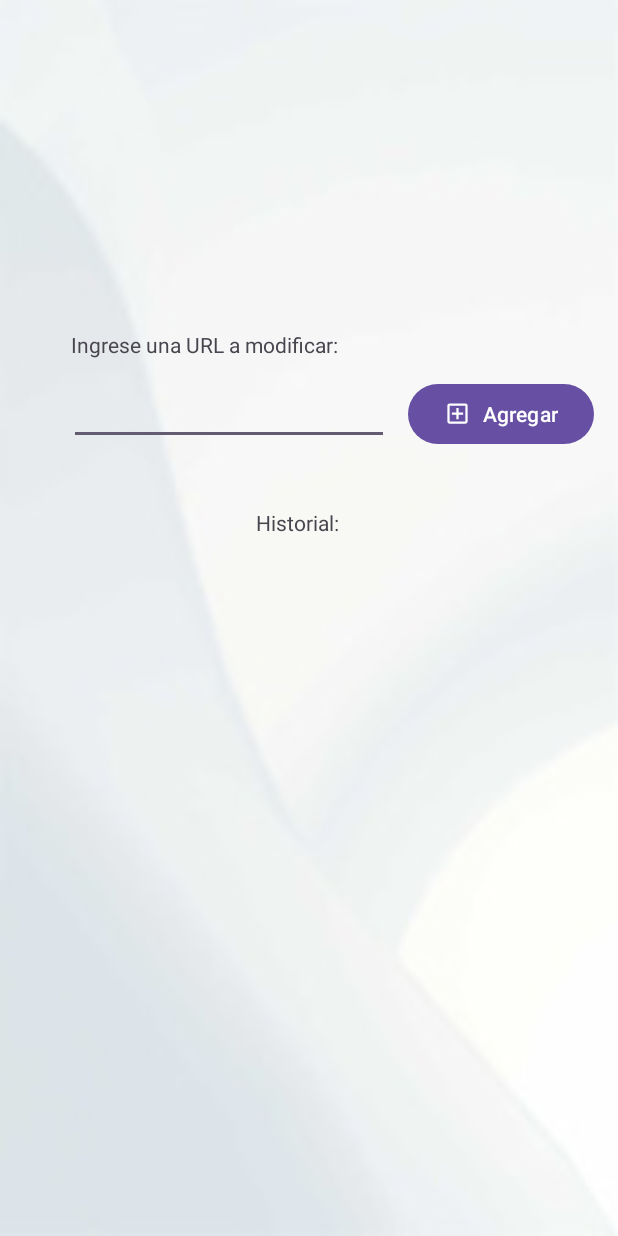
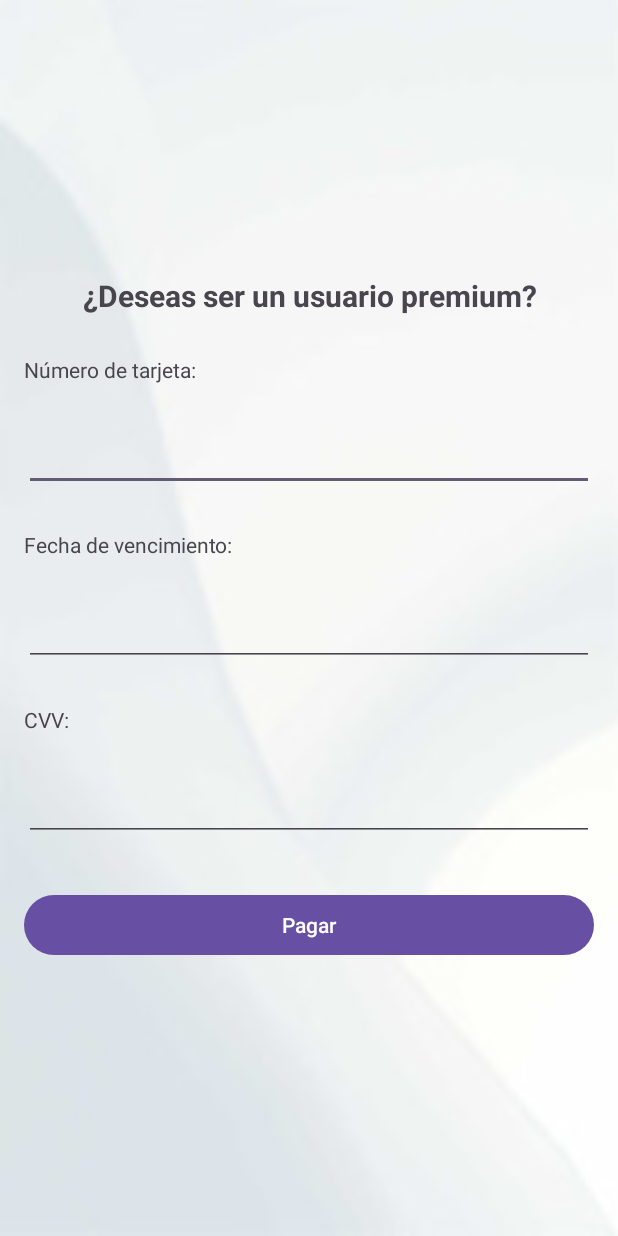
Before and after one commit to LaloCardenas/proyecto_final_apps_moviles, an Android app: the UserDashboard screen opened directly, with no data from a screen before it, after a tap on an icon or button, on a phone screen of 412 x 824 dp. Run offline under Robolectric (Android 15) with nearby library versions, the phone set to English and light mode, and no system bars; our stand-ins replace Firebase (no records; nobody signed in at launch, a user with empty details on screens opened directly); pictures from the network do not load.

Commit message:
Se añade la lógica de usuarios free y premium

```diff
--- /dev/null
+++ b/JavaAuth/app/src/main/java/com/example/javaauth/PaymentActivity.java
@@ -0,0 +1,89 @@
+package com.example.javaauth;
+
+import android.os.Bundle;
+import android.util.Log;
+import android.view.View;
+import android.widget.Button;
+import android.widget.EditText;
+import android.widget.Toast;
+
+import androidx.activity.EdgeToEdge;
+import androidx.appcompat.app.AppCompatActivity;
+import androidx.core.graphics.Insets;
+import androidx.core.view.ViewCompat;
+import androidx.core.view.WindowInsetsCompat;
+
+import java.util.regex.Matcher;
+import java.util.regex.Pattern;
+
+public class PaymentActivity extends AppCompatActivity {
+
+    EditText txe_card, txe_expiration, txe_cvv;
+    Button btn_pay;
+
+    @Override
+    protected void onCreate(Bundle savedInstanceState) {
+        super.onCreate(savedInstanceState);
+        EdgeToEdge.enable(this);
+        setContentView(R.layout.activity_payment);
+
+        UsageManager usageManager = UsageManager.getInstance(this);
+
+        txe_card = findViewById(R.id.txe_card);
+        txe_expiration = findViewById(R.id.txe_expiration);
+        txe_cvv = findViewById(R.id.txe_cvv);
+        btn_pay = findViewById(R.id.btn_pay);
+
+        btn_pay.setOnClickListener(v -> {
+            Log.i("Tarjeta", txe_card.getText().toString());
+            Log.i("Expiracion", txe_expiration.getText().toString());
+            Log.i("CVV", txe_cvv.getText().toString());
+
+            if (txe_card.getText().toString().isEmpty()
+                    || txe_expiration.getText().toString().isEmpty()
+                    || txe_cvv.getText().toString().isEmpty()) {
+                Toast.makeText(this, "Completa todos los campos", Toast.LENGTH_LONG).show();
+            } else if (!checkCard(txe_card.getText().toString())) {
+                Toast.makeText(this, "Ingresa un número de tarjeta válido", Toast.LENGTH_LONG).show();
+            } else if (!checkExpiration(txe_expiration.getText().toString())) {
+                Toast.makeText(this, "Ingresa una fecha de vencimiento válida", Toast.LENGTH_LONG).show();
+            } else if (!checkCVV(txe_cvv.getText().toString())) {
+                Toast.makeText(this, "Ingresa un CVV válido", Toast.LENGTH_LONG).show();
+            } else {
+                usageManager.setPremiumUser(true);
+                Toast.makeText(this, "Ahora eres premium", Toast.LENGTH_LONG).show();
+            }
+
+        });
+
+        ViewCompat.setOnApplyWindowInsetsListener(findViewById(R.id.main), (v, insets) -> {
+            Insets systemBars = insets.getInsets(WindowInsetsCompat.Type.systemBars());
+            v.setPadding(systemBars.left, systemBars.top, systemBars.right, systemBars.bottom);
+            return insets;
+        });
+    }
+
+    public static boolean checkCard(String input) {
+        String regex = "^\\d{4}-\\d{4}-\\d{4}-\\d{4}$";
+
+        Pattern pattern = Pattern.compile(regex);
+
+        Matcher matcher = pattern.matcher(input);
+
+        return matcher.matches();
+    }
+
+    public static boolean checkExpiration(String input) {
+        String regex = "^\\d{2}/\\d{2}$";
+
+        Pattern pattern = Pattern.compile(regex);
+
+        Matcher matcher = pattern.matcher(input);
+
+        return matcher.matches();
+    }
+
+    public static boolean checkCVV(String input) {
+        return input.matches("\\d{3}");
+    }
+}
--- /dev/null
+++ b/JavaAuth/app/src/main/java/com/example/javaauth/UsageManager.java
@@ -0,0 +1,60 @@
+package com.example.javaauth;
+import android.content.Context;
+import android.content.SharedPreferences;
+
+public class UsageManager {
+
+    private static UsageManager instance;
+    public boolean isPremiumUser = false;
+    private SharedPreferences sharedPreferences;
+    private SharedPreferences.Editor editor;
+    private String premiumUserKey = "is_premium_user";
+    private String urlCountKey = "free_user_url_count";
+    private int freeTierLimit = 5;
+
+    private UsageManager(Context context) {
+        sharedPreferences = context.getSharedPreferences("url_usage", Context.MODE_PRIVATE);
+        editor = sharedPreferences.edit();
+        isPremiumUser = sharedPreferences.getBoolean(premiumUserKey, false); // Leer valor persistido
+    }
+
+    public static synchronized UsageManager getInstance(Context context) {
+        if (instance == null) {
+            instance = new UsageManager(context.getApplicationContext());
+        }
+        return instance;
+    }
+
+    public void setPremiumUser(boolean premiumUser) {
+        this.isPremiumUser = premiumUser;
+        editor.putBoolean(premiumUserKey, premiumUser);
+        editor.apply(); // Guardar el valor
+    }
+
+    public boolean incrementUrlCount() {
+        if (isPremiumUser) {
+            return true;
+        }
+
+        int currentCount = sharedPreferences.getInt(urlCountKey, 0);
+        if (currentCount < freeTierLimit) {
+            editor.putInt(urlCountKey, currentCount + 1);
+            editor.apply();
+            return true;
+        }
+        return false;
+    }
+
+    public void resetUrlCount() {
+        editor.putInt(urlCountKey, 0);
+        editor.apply();
+    }
+
+    public int getRemainingUses() {
+        if (isPremiumUser) {
+            return Integer.MAX_VALUE;
+        }
+        int currentCount = sharedPreferences.getInt(urlCountKey, 0);
+        return freeTierLimit - currentCount;
+    }
+}
--- a/JavaAuth/app/src/main/java/com/example/javaauth/UserDashboard.java
+++ b/JavaAuth/app/src/main/java/com/example/javaauth/UserDashboard.java
@@ -1,8 +1,11 @@
 package com.example.javaauth;
 
+import android.content.Intent;
 import android.net.Uri;
 import android.os.Build;
 import android.os.Bundle;
+import android.util.Log;
+import android.view.View;
 import android.widget.Button;
 import android.widget.EditText;
 import android.widget.ImageView;
@@ -36,7 +39,7 @@ public class UserDashboard extends AppCompatActivity {
 
     EditText txe_url;
     TextView txv_nombre;
-    Button btn_plus;
+    Button btn_plus, btn_history;
     ImageView img_profile;
 
     @RequiresApi(api = Build.VERSION_CODES.VANILLA_ICE_CREAM)
@@ -59,17 +62,23 @@ public class UserDashboard extends AppCompatActivity {
 
         img_profile = findViewById(R.id.img_profile);
         btn_plus = findViewById(R.id.btn_plus);
+        btn_history = findViewById(R.id.btn_history);
 
-        //Cuando el usuario le de click a su foto de perfil abrir el menú de settings
         img_profile.setOnClickListener(v -> {
+            Intent intent = new Intent(this, PaymentActivity.class);
+            startActivity(intent);
+        });
 
-            //llamar a otra vista, de ajustes
-            //Vista de ajustes para comprar premium
+        UsageManager usageManager = UsageManager.getInstance(this);
 
-        });
+        // Se reinicia para pruebas
+        usageManager.resetUrlCount();
+        usageManager.setPremiumUser(false);
 
         //Cuando el usuario le de click al botón de "+" evaluar si el campo tiene valores o si esta vacio
         btn_plus.setOnClickListener(v -> {
+
+            if (usageManager.incrementUrlCount()) {
                 if (txe_url.getText().toString().isEmpty()) {
                     Toast.makeText(this, "Error, URL vacía", Toast.LENGTH_LONG).show();
                 } else {
@@ -108,6 +117,15 @@ public class UserDashboard extends AppCompatActivity {
                         }
                     });
                 }
+            } else {
+                runOnUiThread(() -> Toast.makeText(UserDashboard.this, "No te quedan usos disponibles", Toast.LENGTH_SHORT).show());
+            }
+
+        });
+
+        btn_history.setOnClickListener(v -> {
+            Intent intent = new Intent(this, UrlHistory.class);
+            startActivity(intent);
         });
 
         assert firebaseUser != null;
--- /dev/null
+++ b/JavaAuth/app/src/main/res/layout/activity_payment.xml
@@ -0,0 +1,76 @@
+<?xml version="1.0" encoding="utf-8"?>
+<LinearLayout xmlns:android="http://schemas.android.com/apk/res/android"
+    xmlns:app="http://schemas.android.com/apk/res-auto"
+    xmlns:tools="http://schemas.android.com/tools"
+    android:background="@drawable/back"
+    android:id="@+id/main"
+    android:layout_width="match_parent"
+    android:layout_height="match_parent"
+    tools:context=".PaymentActivity"
+    android:orientation="vertical"
+    android:gravity="center">
+
+    <TextView
+        android:text="¿Deseas ser un usuario premium?"
+        android:layout_width="match_parent"
+        android:layout_height="wrap_content"
+        android:layout_marginHorizontal="16dp"
+        android:textStyle="bold"
+        android:gravity="center"
+        android:textSize="20sp"
+        android:layout_marginVertical="16dp"/>
+
+    <TextView
+        android:text="Número de tarjeta:"
+        android:layout_width="match_parent"
+        android:layout_height="wrap_content"
+        android:layout_marginHorizontal="16dp"
+        android:layout_marginVertical="10dp"/>
+
+    <EditText
+        android:id="@+id/txe_card"
+        android:layout_width="match_parent"
+        android:layout_height="wrap_content"
+        android:layout_marginHorizontal="16dp"
+        android:layout_marginVertical="16dp"/>
+
+    <TextView
+        android:text="Fecha de vencimiento:"
+        android:layout_width="match_parent"
+        android:layout_height="wrap_content"
+        android:layout_marginHorizontal="16dp"
+        android:layout_marginVertical="10dp"/>
+
+    <EditText
+        android:id="@+id/txe_expiration"
+        android:layout_width="match_parent"
+        android:layout_height="wrap_content"
+        android:layout_marginHorizontal="16dp"
+        android:layout_marginVertical="16dp"/>
+
+    <TextView
+        android:text="CVV:"
+        android:layout_width="match_parent"
+        android:layout_height="wrap_content"
+        android:layout_marginHorizontal="16dp"
+        android:layout_marginVertical="10dp"/>
+
+
+    <EditText
+        android:id="@+id/txe_cvv"
+        android:layout_width="match_parent"
+        android:layout_height="wrap_content"
+        android:layout_marginHorizontal="16dp"
+        android:layout_marginVertical="16dp"/>
+
+
+    <Button
+        android:id="@+id/btn_pay"
+        android:layout_width="match_parent"
+        android:layout_height="wrap_content"
+        android:layout_marginHorizontal="16dp"
+        android:layout_marginVertical="16dp"
+        android:text="Pagar" />
+
+
+</LinearLayout>
```
Also changed, not shown: JavaAuth/app/src/main/AndroidManifest.xml (+8 -1 lines), JavaAuth/app/src/main/java/com/example/javaauth/UrlHistory.java (added, +24 -0 lines), JavaAuth/app/src/main/res/layout/activity_url_history.xml (added, +11 -0 lines), JavaAuth/app/src/main/res/layout/activity_user_dashboard.xml (+12 -0 lines). Lines whose indentation alone changed are shown as unchanged.
